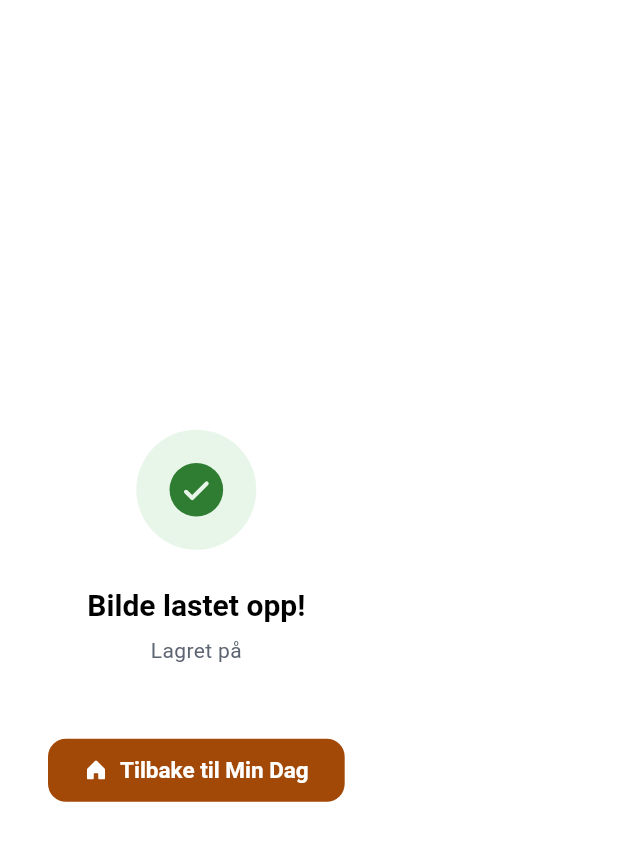
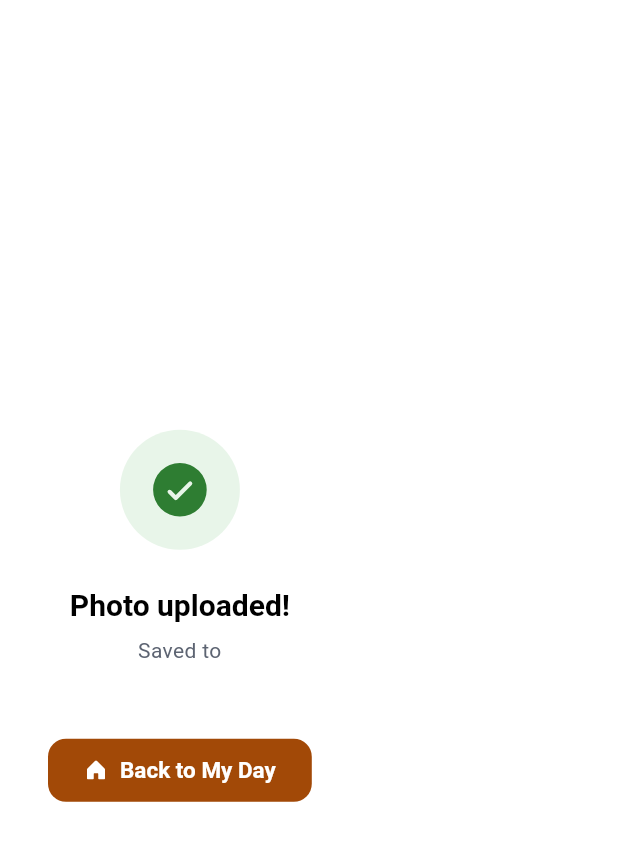
Before and after one commit to kpandCS/Settings-Dashboard-POC_JO, a Flutter app: the _UploadSuccessScreen screen opened directly with empty values, on a phone screen of 412 x 824 dp. Shown: the top 841 px of the screen. Run offline on Flutter 3.47's test engine with Material 3 defaults, Android fonts, the phone set to English and light mode, and no system bars; our stand-ins replace google_fonts, phosphor_flutter, shared_preferences; accounts and stored records are empty.

Commit message:
Translate AI photo caption feature from Norwegian to English
All user-facing strings, scenario titles, AI captions, FDV chip labels,
dialog content, and inline code comments converted to English throughout:

- photo_entry.dart: titles (Kitchen Pipe Installation, Electrical Panel,
  Site Overview, Material Delivery), locations, AI captions, FDV reasons,
  trade labels (Plumber, Electrician, Tradesperson), category labels
  (Photo/Documentation)
- ai_caption_service.dart: prompt template comment now in English
- photo_review_viewmodel.dart: error message in English
- fdv_chip.dart: "Suitable for O&M documentation (FDV)"
- ai_caption_card.dart: "AI Suggestion", "Copied to description",
  "Analysing photo…", O&M relevance note
- photo_scenario_picker.dart: header and subtitle in English
- photo_review_screen.dart: all labels, buttons, dialog, success screen,
  API hint strip — fully in English

Co-Authored-By: Claude Sonnet 4.6 <noreply@anthropic.com>

```diff
--- a/lib/model/photo_entry.dart
+++ b/lib/model/photo_entry.dart
@@ -26,7 +26,7 @@ enum ProjectFileCategory {
 extension ProjectFileCategoryX on ProjectFileCategory {
   /// Norwegian display label shown in the category toggle.
   String get label =>
-      this == ProjectFileCategory.photo ? 'Bilde (2)' : 'Dokumentasjon (4)';
+      this == ProjectFileCategory.photo ? 'Photo (2)' : 'Documentation (4)';
 
   /// Backend integer value sent to POST /api/v1/projectFile.
   int get backendValue =>
@@ -42,11 +42,11 @@ extension TradeTypeX on TradeType {
   String get displayName {
     switch (this) {
       case TradeType.vvs:
-        return 'VVS-montør';
+        return 'Plumber';
       case TradeType.elektriker:
-        return 'Elektriker';
+        return 'Electrician';
       case TradeType.general:
-        return 'Håndverker';
+        return 'Tradesperson';
     }
   }
 }
@@ -55,13 +55,13 @@ extension TradeTypeX on TradeType {
 // AiCaptionResult — what Claude would return
 // ---------------------------------------------------------------------------
 class AiCaptionResult {
-  /// One-sentence Norwegian description of the photo.
+  /// One-sentence English description of the photo.
   final String caption;
 
   /// True when the photo likely qualifies as FDV documentation.
   final bool likelyFdv;
 
-  /// Short Norwegian reason shown inside the FDV chip.
+  /// Short reason shown inside the O&M chip, e.g. "Pipe installation".
   final String fdvReason;
 
   /// Suggested upload category driven by likelyFdv.
@@ -81,7 +81,7 @@ class AiCaptionResult {
 // ---------------------------------------------------------------------------
 class MockPhotoScenario {
   final String id;
-  final String title;          // short Norwegian title shown in picker
+  final String title;          // short title shown in picker
   final String projectName;
   final TradeType trade;
   final Color thumbnailColor;  // placeholder background colour
@@ -105,47 +105,47 @@ class MockPhotoScenario {
 
   static final pipe = MockPhotoScenario(
     id: 'sc-1',
-    title: 'Røropplegg kjøkken',
+    title: 'Kitchen Pipe Installation',
     projectName: 'Strand Bolig',
     trade: TradeType.vvs,
     thumbnailColor: const Color(0xFF1565C0),
     icon: PhosphorIcons.pipe(PhosphorIconsStyle.regular),
-    location: 'Kjøkken, 2. etg',
+    location: 'Kitchen, 2nd floor',
     aiResult: const AiCaptionResult(
       caption:
-          'Ferdig montert røropplegg i kjøkkenvegg, klar for tetting og flislegging.',
+          'Completed pipe installation in kitchen wall — ready for sealing and tiling.',
       likelyFdv: true,
-      fdvReason: 'Rørinstallasjon',
+      fdvReason: 'Pipe installation',
     ),
   );
 
   static final electrical = MockPhotoScenario(
     id: 'sc-2',
-    title: 'Elektrisk fordelerskap',
+    title: 'Electrical Panel',
     projectName: 'Bergkvist Bolig',
     trade: TradeType.elektriker,
     thumbnailColor: const Color(0xFFE65100),
     icon: PhosphorIcons.lightning(PhosphorIconsStyle.regular),
-    location: 'Teknisk rom, 1. etg',
+    location: 'Technical room, 1st floor',
     aiResult: const AiCaptionResult(
       caption:
-          'Ny elektrisk fordelerskap installert i teknisk rom — alle kurser merket og koblet.',
+          'New electrical distribution board installed in technical room — all circuits labelled and connected.',
       likelyFdv: true,
-      fdvReason: 'El-anlegg dokumentasjon',
+      fdvReason: 'Electrical system',
     ),
   );
 
   static final overview = MockPhotoScenario(
     id: 'sc-3',
-    title: 'Byggeplass oversikt',
+    title: 'Site Overview',
     projectName: 'Lofoten Hytte',
     trade: TradeType.general,
     thumbnailColor: const Color(0xFF37474F),
     icon: PhosphorIcons.buildings(PhosphorIconsStyle.regular),
-    location: 'Utendørs, nordside',
+    location: 'Outdoor, north side',
     aiResult: const AiCaptionResult(
       caption:
-          'Oversiktsbilde av byggeplass uke 21 — grunnarbeid pågår, forskalingselementer på plass.',
+          'Site overview week 21 — groundworks in progress, formwork elements in position.',
       likelyFdv: false,
       fdvReason: '',
     ),
@@ -153,15 +153,15 @@ class MockPhotoScenario {
 
   static final delivery = MockPhotoScenario(
     id: 'sc-4',
-    title: 'Materiallevering',
+    title: 'Material Delivery',
     projectName: 'Bergkvist Bolig',
     trade: TradeType.general,
     thumbnailColor: const Color(0xFF4E342E),
     icon: PhosphorIcons.package(PhosphorIconsStyle.regular),
-    location: 'Inngangsparti',
+    location: 'Entrance area',
     aiResult: const AiCaptionResult(
       caption:
-          'Levering av 45 isolasjonsplater à 50 mm — kontrollert mot følgeseddel og godkjent.',
+          'Delivery of 45 insulation boards (50 mm) — verified against delivery note and approved.',
       likelyFdv: false,
       fdvReason: '',
     ),
--- a/lib/view/screens/photo_review_screen.dart
+++ b/lib/view/screens/photo_review_screen.dart
@@ -12,7 +12,7 @@ import '../widgets/photos/fdv_chip.dart';
 /// Production flow:
 ///   PhotoCameraReviewPage captures image → navigates here with Base64 bytes
 ///   → AI analysis runs in background → caption pre-fills description field
-///   → worker accepts/edits → taps "Last opp" → POST /api/v1/projectFile
+///   → worker accepts/edits → taps "Upload" → POST /api/v1/projectFile
 ///
 /// POC flow (identical UI, no real camera or API):
 ///   PhotoScenarioPicker → PhotoReviewScreen(scenario) → simulated analysis
@@ -65,7 +65,7 @@ class _PhotoReviewViewState extends State<_PhotoReviewView> {
       backgroundColor: AppColors.surfaceContainer,
       appBar: AppBar(
         title: Text(
-          'Gjennomse bilde',
+          'Review Photo',
           style: theme.textTheme.titleMedium,
         ),
         leading: IconButton(
@@ -144,7 +144,7 @@ class _PhotoReviewViewState extends State<_PhotoReviewView> {
 
             // ── Description field ─────────────────────────────────────
             Text(
-              'Beskrivelse',
+              'Description',
               style: theme.textTheme.bodyMedium
                   ?.copyWith(fontWeight: FontWeight.w600),
             ),
@@ -155,7 +155,7 @@ class _PhotoReviewViewState extends State<_PhotoReviewView> {
               minLines: 3,
               textInputAction: TextInputAction.done,
               decoration: const InputDecoration(
-                hintText: 'Beskriv hva bildet viser…',
+                hintText: 'Describe what the photo shows…',
               ),
             ),
 
@@ -172,7 +172,7 @@ class _PhotoReviewViewState extends State<_PhotoReviewView> {
                   ),
                   const SizedBox(width: 5),
                   Text(
-                    'Kategori: ${vm.selectedCategory.label}',
+                    'Category: ${vm.selectedCategory.label}',
                     style: theme.textTheme.bodySmall,
                   ),
                 ],
@@ -196,7 +196,7 @@ class _PhotoReviewViewState extends State<_PhotoReviewView> {
                     )
                   : Icon(PhosphorIcons.cloudArrowUp(PhosphorIconsStyle.bold),
                       size: 18),
-              label: Text(vm.isUploading ? 'Laster opp…' : 'Last opp'),
+              label: Text(vm.isUploading ? 'Uploading…' : 'Upload'),
             ),
 
             const SizedBox(height: 12),
@@ -218,21 +218,23 @@ class _PhotoReviewViewState extends State<_PhotoReviewView> {
             Icon(PhosphorIcons.checkCircle(PhosphorIconsStyle.fill),
                 color: AppColors.successGreen, size: 20),
             const SizedBox(width: 8),
-            const Text('Hva er FDV-dokumentasjon?'),
+            const Text('What is O&M documentation?'),
           ],
         ),
         content: const Text(
-          'FDV = Forvaltning, Drift og Vedlikehold.\n\n'
-          'Bilder av installert teknisk utstyr, rørarbeid, el-anlegg og '
-          'konstruksjonsdetaljer skal arkiveres i FDV-permen per TEK17.\n\n'
-          'KI har identifisert at dette bildet sannsynligvis er FDV-relevant '
-          'og har forhåndsvalgt kategori Dokumentasjon (4). '
-          'Du kan endre kategorien manuelt.',
+          'O&M = Operations & Maintenance (FDV in Norwegian: Forvaltning, '
+          'Drift og Vedlikehold).\n\n'
+          'Photos of installed technical equipment, pipework, electrical '
+          'systems and construction details must be archived in the O&M '
+          'documentation file per TEK17 building regulations.\n\n'
+          'The AI has identified this photo as likely O&M-relevant and '
+          'has pre-selected category Documentation (4). '
+          'You can change the category manually.',
         ),
         actions: [
           TextButton(
             onPressed: () => Navigator.of(context).pop(),
-            child: const Text('Forstått'),
+            child: const Text('Got it'),
           ),
         ],
       ),
@@ -309,7 +311,7 @@ class _PhotoPlaceholder extends StatelessWidget {
                     borderRadius: BorderRadius.circular(AppRadius.pill),
                   ),
                   child: const Text(
-                    'DEMO BILDE',
+                    'DEMO PHOTO',
                     style: TextStyle(
                       fontSize: 9,
                       color: Colors.white60,
@@ -419,7 +421,7 @@ class _CategoryToggle extends StatelessWidget {
         ),
         const SizedBox(width: 6),
         Text(
-          'Kategori:',
+          'Category:',
           style: const TextStyle(
             fontSize: 12,
             fontWeight: FontWeight.w600,
@@ -542,7 +544,7 @@ class _UploadSuccessScreen extends StatelessWidget {
               const SizedBox(height: 24),
 
               Text(
-                'Bilde lastet opp!',
+                'Photo uploaded!',
                 style: theme.textTheme.titleLarge,
                 textAlign: TextAlign.center,
               ),
@@ -550,7 +552,7 @@ class _UploadSuccessScreen extends StatelessWidget {
               const SizedBox(height: 8),
 
               Text(
-                'Lagret på ${scenario.projectName}',
+                'Saved to ${scenario.projectName}',
                 style: theme.textTheme.bodyMedium
                     ?.copyWith(color: AppColors.textSecondary),
                 textAlign: TextAlign.center,
@@ -578,7 +580,7 @@ class _UploadSuccessScreen extends StatelessWidget {
                       ),
                       const SizedBox(width: 6),
                       Text(
-                        'Kategorisert som FDV-dokumentasjon',
+                        'Categorised as O&M documentation (FDV)',
                         style: TextStyle(
                           fontSize: 12,
                           fontWeight: FontWeight.w600,
@@ -598,7 +600,7 @@ class _UploadSuccessScreen extends StatelessWidget {
                   PhosphorIcons.house(PhosphorIconsStyle.fill),
                   size: 16,
                 ),
-                label: const Text('Tilbake til Min Dag'),
+                label: const Text('Back to My Day'),
               ),
             ],
           ),
@@ -633,8 +635,8 @@ class _ApiHint extends StatelessWidget {
           const SizedBox(width: 7),
           Expanded(
             child: Text(
-              'AI: POST /v1/messages (Anthropic) — Base64 bilde + prosjektkontekst\n'
-              'Upload: POST /api/v1/projectFile — uendret, kun description + fileCategory pre-fylt',
+              'AI: POST /v1/messages (Anthropic) — Base64 image + project context\n'
+              'Upload: POST /api/v1/projectFile — unchanged; description + fileCategory pre-filled by AI',
               style: theme.textTheme.bodySmall?.copyWith(
                 fontSize: 10,
                 fontFamily: 'monospace',
--- a/lib/view/widgets/photos/ai_caption_card.dart
+++ b/lib/view/widgets/photos/ai_caption_card.dart
@@ -5,8 +5,8 @@ import '../../../model/photo_entry.dart';
 
 /// Orange insight card shown after AI analysis completes.
 ///
-/// Displays the sparkle icon, "AI-forslag" header, the Norwegian caption,
-/// and a "Kopiert til beskrivelse" confirmation note.
+/// Displays the sparkle icon, "AI Suggestion" header, the caption,
+/// and a "Copied to description" confirmation note.
 /// Also hosts the FDV chip and category toggle via [extra] slot.
 class AiCaptionCard extends StatelessWidget {
   final AiCaptionResult result;
@@ -44,7 +44,7 @@ class AiCaptionCard extends StatelessWidget {
               ),
               const SizedBox(width: 5),
               Text(
-                'AI-forslag',
+                'AI Suggestion',
                 style: theme.textTheme.labelMedium?.copyWith(
                   color: AppColors.brandOrange,
                   fontSize: 11,
@@ -52,7 +52,7 @@ class AiCaptionCard extends StatelessWidget {
               ),
               const Spacer(),
               Text(
-                'Kopiert til beskrivelse',
+                'Copied to description',
                 style: theme.textTheme.bodySmall?.copyWith(
                   color: AppColors.brandOrange.withValues(alpha: 0.7),
                   fontSize: 10,
@@ -138,7 +138,7 @@ class _AiAnalyzingCardState extends State<AiAnalyzingCard>
               crossAxisAlignment: CrossAxisAlignment.start,
               children: [
                 Text(
-                  'Analyserer bilde…',
+                  'Analysing photo…',
                   style: theme.textTheme.bodySmall?.copyWith(
                     color: AppColors.brandOrange,
                     fontWeight: FontWeight.w600,
@@ -146,7 +146,7 @@ class _AiAnalyzingCardState extends State<AiAnalyzingCard>
                 ),
                 const SizedBox(height: 3),
                 Text(
-                  'KI genererer norsk bildetekst og sjekker FDV-relevans',
+                  'AI generating caption and checking O&M documentation relevance',
                   style: theme.textTheme.bodySmall?.copyWith(
                     color: AppColors.brandOrangeDark,
                     fontSize: 11,
--- a/lib/view/widgets/photos/photo_scenario_picker.dart
+++ b/lib/view/widgets/photos/photo_scenario_picker.dart
@@ -59,14 +59,14 @@ class PhotoScenarioPicker extends StatelessWidget {
               ),
               const SizedBox(width: 8),
               Text(
-                'Velg scenario (POC-demo)',
+                'Select scenario (POC demo)',
                 style: theme.textTheme.titleSmall,
               ),
             ],
           ),
           const SizedBox(height: 4),
           Text(
-            'I produksjon åpnes dette direkte etter kamerabildet er tatt.',
+            'In production this opens directly after the camera captures an image.',
             style: theme.textTheme.bodySmall,
           ),
           const SizedBox(height: 14),
--- a/lib/viewmodel/photo_review_viewmodel.dart
+++ b/lib/viewmodel/photo_review_viewmodel.dart
@@ -15,7 +15,7 @@ enum PhotoReviewState {
   /// AI result received — caption + FDV result visible.
   ready,
 
-  /// User tapped "Last opp" — upload in progress.
+  /// User tapped "Upload" — upload in progress.
   uploading,
 
   /// Upload complete — success state shown.
@@ -81,7 +81,7 @@ class PhotoReviewViewModel extends ChangeNotifier {
 
       _state = PhotoReviewState.ready;
     } catch (e) {
-      _errorMessage = 'KI-analyse mislyktes. Skriv inn beskrivelse manuelt.';
+      _errorMessage = 'AI analysis failed. Please enter a description manually.';
       _state = PhotoReviewState.ready; // still let them upload manually
     }
 
@@ -95,7 +95,7 @@ class PhotoReviewViewModel extends ChangeNotifier {
     notifyListeners();
   }
 
-  /// Worker taps "Last opp" — simulates POST /api/v1/projectFile.
+  /// Worker taps "Upload" — simulates POST /api/v1/projectFile.
   ///
   /// Production payload:
   /// {
```
Also changed, not shown: lib/service/ai_caption_service.dart (+7 -6 lines), lib/view/widgets/photos/fdv_chip.dart (+5 -5 lines).
